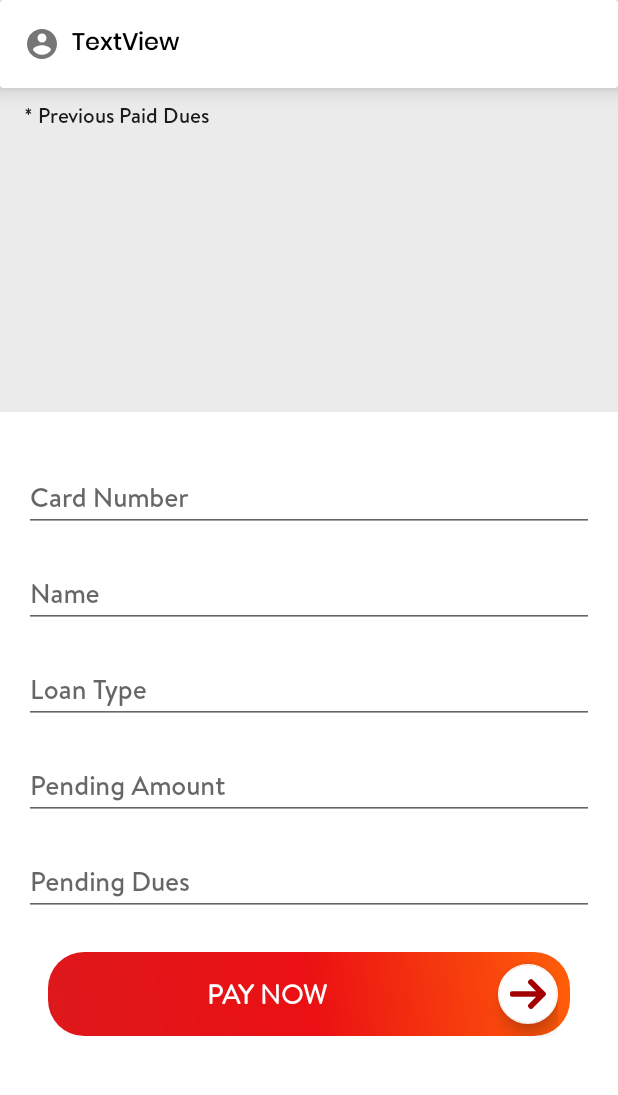
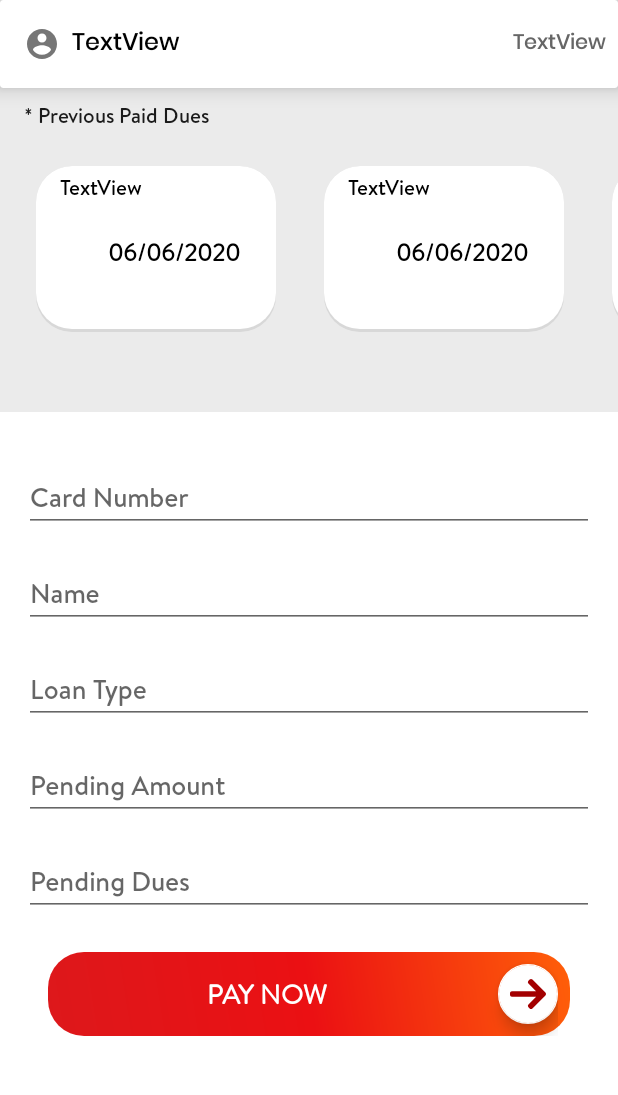
Before and after one commit to madhavanelancier/Vasantham_ECOMM, an Android app: the layout activity_dashboard.xml on its own in the app's theme, with its tools: preview values and no code run, on a phone screen of 412 x 824 dp, the part 84-1179 px from its top. Run offline under Robolectric (Android 15) with nearby library versions, the phone set to English and light mode, and no system bars.

Commit message:
changes on duelist receipt_no and pay_date design added

```diff
--- a/app/src/main/java/com/elanciers/vasantham_stores_ecomm/Dashboard.kt
+++ b/app/src/main/java/com/elanciers/vasantham_stores_ecomm/Dashboard.kt
@@ -286,6 +286,7 @@ class Dashboard : AppCompatActivity(), PaymentResultListener {
                         }
 
                         textView44.setText(utils.name_due())
+                        textView46.setText(jobject.getString("cardno"))
                        // pDialog.dismiss()
                         Dues_list().execute()
 
--- a/app/src/main/res/layout/activity_dashboard.xml
+++ b/app/src/main/res/layout/activity_dashboard.xml
@@ -56,7 +56,7 @@
 
                 <TextView
                     android:id="@+id/textView46"
-                    android:layout_width="0dp"
+                    android:layout_width="wrap_content"
                     android:layout_height="0dp"
                     android:layout_marginStart="8dp"
                     android:layout_marginEnd="8dp"
@@ -64,7 +64,7 @@
                     android:gravity="center|end"
                     android:text="TextView"
                     android:textColor="@color/grey"
-                    android:visibility="gone"
+                    android:visibility="visible"
                     app:layout_constraintBottom_toBottomOf="@+id/textView44"
                     app:layout_constraintEnd_toEndOf="parent"
                     app:layout_constraintStart_toEndOf="@+id/textView44"
@@ -88,6 +88,10 @@
         android:id="@+id/recyclerView"
         android:layout_width="0dp"
         android:layout_height="180dp"
+        tools:itemCount="5"
+        tools:listitem="@layout/due_list_items"
+        android:orientation="horizontal"
+        app:layoutManager="androidx.recyclerview.widget.LinearLayoutManager"
         app:layout_constraintEnd_toEndOf="parent"
         app:layout_constraintStart_toStartOf="@+id/textView12"
         app:layout_constraintTop_toBottomOf="@+id/textView12">
--- a/app/src/main/res/layout/due_list_items.xml
+++ b/app/src/main/res/layout/due_list_items.xml
@@ -22,18 +22,27 @@
 
         <LinearLayout
             android:layout_width="match_parent"
-            android:layout_height="wrap_content">
+            android:layout_height="wrap_content"
+            android:orientation="vertical"
+            android:paddingEnd="8dp">
 
             <TextView
                 android:id="@+id/textView14"
                 android:layout_width="wrap_content"
                 android:layout_height="wrap_content"
                 android:layout_marginLeft="16dp"
-                android:layout_weight="1"
                 android:fontFamily="@font/brandon_text_med_otf"
-                android:padding="8dp"
+                android:paddingTop="4dp"
                 android:text="TextView"
                 android:textColor="@android:color/black" />
+
+            <TextView
+                android:id="@+id/pay_dt"
+                android:layout_width="wrap_content"
+                android:layout_height="wrap_content"
+                android:layout_marginStart="16dp"
+                android:text=""
+                android:textSize="10sp" />
         </LinearLayout>
 
         <LinearLayout
```
Also changed, not shown: app/src/main/java/com/elanciers/vasantham_stores_ecomm/Due_list.kt (+6 -1 lines).
